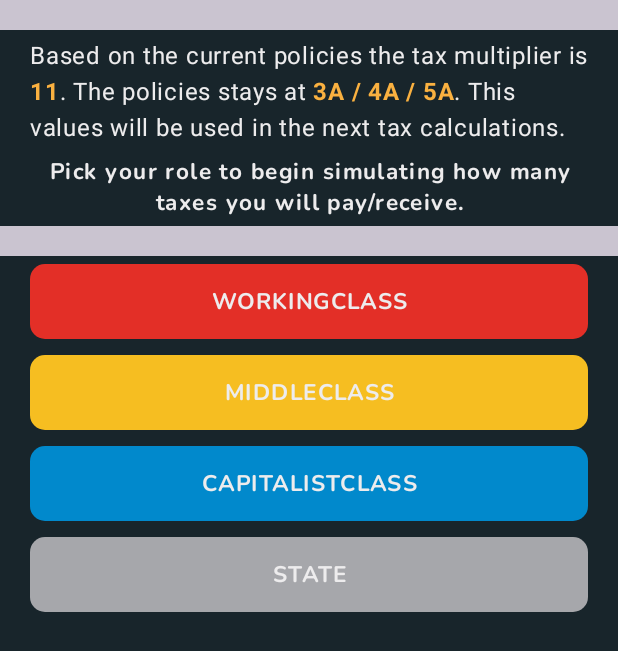
After one commit to aloarte/HegemonyTaxes, an Android app built with Jetpack Compose: the RolesScreen screen opened through its navigation route, on a phone screen of 412 x 824 dp. The commit adds this screen. Shown: the top 651 px of the screen. Run offline under Robolectric (Android 15) with nearby library versions, the phone set to English and light mode, and no system bars; our stand-ins replace Dagger/Hilt's generated code.

Commit message:
Created RolesScreen

```diff
--- a/app/src/main/java/com/p4r4d0x/hegemonytaxes/domain_data/model/TaxMultiplierData.kt
+++ b/app/src/main/java/com/p4r4d0x/hegemonytaxes/domain_data/model/TaxMultiplierData.kt
@@ -3,5 +3,5 @@ package com.p4r4d0x.hegemonytaxes.domain_data.model
 class TaxMultiplierData(
     val taxation: PolicyData,
     val weHealthcare: PolicyData,
-    val weEducationPolicyData: PolicyData
+    val weEducation: PolicyData
 )
--- a/app/src/main/java/com/p4r4d0x/hegemonytaxes/domain_data/repository/impl/TaxRepositoryImpl.kt
+++ b/app/src/main/java/com/p4r4d0x/hegemonytaxes/domain_data/repository/impl/TaxRepositoryImpl.kt
@@ -23,7 +23,7 @@ class TaxRepositoryImpl @Inject constructor(
                 val healthcareTaxIncrement =
                     policiesDatasource.getWelfareIncrement(policies.weHealthcare.state)
                 val educationTaxIncrement =
-                    policiesDatasource.getWelfareIncrement(policies.weEducationPolicyData.state)
+                    policiesDatasource.getWelfareIncrement(policies.weEducation.state)
 
                 taxCalculator.calculateTaxMultiplier(baseTax,welfareTaxMultiplier,healthcareTaxIncrement,educationTaxIncrement)
             } ?: INVALID_TAX_VALUE
--- a/app/src/main/java/com/p4r4d0x/hegemonytaxes/domain_data/utils/DataDomainExtensions.kt
+++ b/app/src/main/java/com/p4r4d0x/hegemonytaxes/domain_data/utils/DataDomainExtensions.kt
@@ -1,6 +1,5 @@
 package com.p4r4d0x.hegemonytaxes.domain_data.utils
 
-import android.util.Log
 import com.p4r4d0x.hegemonytaxes.domain_data.model.PolicyData
 import com.p4r4d0x.hegemonytaxes.domain_data.model.PolicyType
 import com.p4r4d0x.hegemonytaxes.domain_data.model.TaxMultiplierData
@@ -10,9 +9,16 @@ fun List<PolicyData>.getTaxMultiplierInvolvedPolicies(): TaxMultiplierData? {
     val wsHealthcarePolicy = find { it.type == PolicyType.WEHealthcare }
     val wsEducationPolicy = find { it.type == PolicyType.WEEducation }
 
-    return if(taxationPolicy!=null && wsHealthcarePolicy != null && wsEducationPolicy != null){
-        TaxMultiplierData(taxationPolicy,wsHealthcarePolicy,wsEducationPolicy)
+    return if (taxationPolicy != null && wsHealthcarePolicy != null && wsEducationPolicy != null) {
+        TaxMultiplierData(taxationPolicy, wsHealthcarePolicy, wsEducationPolicy)
     } else {
         null
     }
 }
+
+fun List<PolicyData>.getInvolvedTaxPoliciesSummary(): String? =
+    getTaxMultiplierInvolvedPolicies()?.let {
+        "${it.taxation.getSummary()} / ${it.weHealthcare.getSummary()} / ${it.weEducation.getSummary()}"
+    }
+
+fun PolicyData.getSummary() = "${number}${state}"
--- a/app/src/main/java/com/p4r4d0x/hegemonytaxes/presenter/main/MainViewModel.kt
+++ b/app/src/main/java/com/p4r4d0x/hegemonytaxes/presenter/main/MainViewModel.kt
@@ -1,6 +1,5 @@
 package com.p4r4d0x.hegemonytaxes.presenter.main
 
-import android.util.Log
 import androidx.lifecycle.ViewModel
 import androidx.lifecycle.viewModelScope
 import com.p4r4d0x.hegemonytaxes.domain_data.model.PolicyData
@@ -32,7 +31,7 @@ class MainViewModel @Inject constructor(
 
     fun calculateTaxMultiplier() {
         _state.update {
-            it.copy(taxMultiplier = taxRepository.calculateTaxMultiplier(state.value.policies))
+            it.copy(taxMultiplier = taxRepository.calculateTaxMultiplier(it.policies))
         }
     }
 
--- a/app/src/main/java/com/p4r4d0x/hegemonytaxes/presenter/navigation/Navigation.kt
+++ b/app/src/main/java/com/p4r4d0x/hegemonytaxes/presenter/navigation/Navigation.kt
@@ -7,6 +7,7 @@ import androidx.navigation.compose.rememberNavController
 import com.p4r4d0x.hegemonytaxes.presenter.UiEvent
 import com.p4r4d0x.hegemonytaxes.presenter.UiState
 import com.p4r4d0x.hegemonytaxes.presenter.policies.PoliciesScreen
+import com.p4r4d0x.hegemonytaxes.presenter.roles.RolesScreen
 
 @Composable
 fun NavigationComponent(state: UiState, onEventTriggered: (UiEvent) -> Unit) {
@@ -25,53 +26,17 @@ fun NavigationComponent(state: UiState, onEventTriggered: (UiEvent) -> Unit) {
 
     }
     NavHost(navController = navController, startDestination = Screen.PoliciesScreen.route) {
-//        composable(route = Screen.WelcomeScreen.route) {
-//            Screen.WelcomeScreen(
-//                state = state,
-//                onEventTriggered = onInnerEventTriggered
-//            )
-//        }
-//        composable(
-//            route = Screen.DetailScreen.route + "/{productId}",
-//            arguments = listOf(
-//                navArgument("productId") {
-//                    type = NavType.StringType
-//                    defaultValue = "UNKNOWN"
-//                    nullable = true
-//                })
-//        ) { entry ->
-//            DetailScreen(
-//                productId = entry.arguments?.getString("productId"),
-//                state = state,
-//                onEventTriggered = onInnerEventTriggered
-//            )
-//
-//        }
         composable(route = Screen.PoliciesScreen.route) {
             PoliciesScreen(
                 state = state,
                 onEventTriggered = onInnerEventTriggered
             )
-
         }
-//        composable(
-//            route = Screen.PaymentScreen.route + "/{price}",
-//            arguments = listOf(
-//                navArgument("price") {
-//                    type = NavType.StringType
-//                    defaultValue = "0.0"
-//                })
-//        ) { entry ->
-//            PaymentScreen(
-//                price = entry.arguments?.getString("price")?.toDouble(),
-//                state = state,
-//                onEventTriggered = onInnerEventTriggered
-//            )
-//
-//        }
-//        composable(route = Screen.ResultScreen.route) {
-//            ResultScreen(state = state,
-//                onEventTriggered = onInnerEventTriggered)
-//        }
+        composable(route = Screen.RoleSelectorScreen.route) {
+            RolesScreen(
+                state = state,
+                onEventTriggered = onInnerEventTriggered
+            )
+        }
     }
 }
--- a/app/src/main/java/com/p4r4d0x/hegemonytaxes/presenter/policies/PoliciesScreen.kt
+++ b/app/src/main/java/com/p4r4d0x/hegemonytaxes/presenter/policies/PoliciesScreen.kt
@@ -2,62 +2,98 @@ package com.p4r4d0x.hegemonytaxes.presenter.policies
 
 import android.util.Log
 import androidx.compose.foundation.background
+import androidx.compose.foundation.layout.Arrangement
 import androidx.compose.foundation.layout.Column
 import androidx.compose.foundation.layout.Row
 import androidx.compose.foundation.layout.fillMaxHeight
 import androidx.compose.foundation.layout.fillMaxWidth
+import androidx.compose.foundation.layout.height
+import androidx.compose.foundation.layout.padding
 import androidx.compose.foundation.layout.width
 import androidx.compose.foundation.layout.wrapContentHeight
+import androidx.compose.material3.Button
+import androidx.compose.material3.ButtonColors
+import androidx.compose.material3.ButtonDefaults
 import androidx.compose.material3.MaterialTheme
 import androidx.compose.material3.Text
 import androidx.compose.runtime.Composable
+import androidx.compose.ui.Alignment
 import androidx.compose.ui.Modifier
+import androidx.compose.ui.graphics.Color
 import androidx.compose.ui.text.style.TextAlign
 import androidx.compose.ui.unit.dp
 import androidx.compose.ui.unit.sp
 import com.p4r4d0x.hegemonytaxes.domain_data.model.PolicyData
-import com.p4r4d0x.hegemonytaxes.domain_data.model.PolicyState
-import com.p4r4d0x.hegemonytaxes.domain_data.model.PolicyType
 import com.p4r4d0x.hegemonytaxes.presenter.UiEvent
 import com.p4r4d0x.hegemonytaxes.presenter.UiState
 import com.p4r4d0x.hegemonytaxes.presenter.policies.compose.PolicySliderComponent
 import com.p4r4d0x.hegemonytaxes.ui.theme.DarkGrey
+import com.p4r4d0x.hegemonytaxes.ui.theme.Grey
 import com.p4r4d0x.hegemonytaxes.ui.theme.HegemonyTaxesCalculatorTheme
+import com.p4r4d0x.hegemonytaxes.ui.theme.Orange
 import com.p4r4d0x.hegemonytaxes.ui.theme.White
 import java.util.Locale
 
 @Composable
 fun PoliciesScreen(state: UiState, onEventTriggered: (UiEvent) -> Unit) {
     HegemonyTaxesCalculatorTheme {
-        Row(
+        Column(
             Modifier
                 .fillMaxHeight()
                 .fillMaxWidth()
                 .background(DarkGrey)
+                .padding(horizontal = 1.dp, vertical = 10.dp)
         ) {
             val callbackcomun: (PolicyData) -> Unit = { data ->
                 Log.d("ALRALR", "Selected: ${data.state} , ${data.type}")
                 onEventTriggered(UiEvent.UpdatePolicy(data))
             }
 
-            if(state.policies.size >5){
-                Column{
+            if (state.policies.size > 5) {
+                PoliciesRows(state.policies, callbackcomun)
+                TaxRow(state.taxMultiplier)
+                PickRolesRow(onEventTriggered)
+            }
+        }
+    }
+}
+
+@Composable
+fun PoliciesRows(policies: List<PolicyData>, sliderCallback: (PolicyData) -> Unit) {
     Column(
         modifier = Modifier
             .fillMaxWidth()
             .wrapContentHeight()
+
     ) {
-                        PolicySliderComponent(state.policies[0], callbackcomun)
-                        PolicySliderComponent(state.policies[1], callbackcomun)
-                        PolicySliderComponent(state.policies[2], callbackcomun)
-                        PolicySliderComponent(state.policies[3], callbackcomun)
-                        PolicySliderComponent(state.policies[4], callbackcomun)
+        PolicySliderComponent(policies[0], sliderCallback)
+        PolicySliderComponent(policies[1], sliderCallback)
+        PolicySliderComponent(policies[2], sliderCallback)
+        PolicySliderComponent(policies[3], sliderCallback)
+        PolicySliderComponent(policies[4], sliderCallback)
+    }
 }
 
-                    Row(){
+@Composable
+fun TaxRow(taxMultiplier: Int) {
+    Row(
+        modifier = Modifier
+            .fillMaxWidth()
+            .height(70.dp)
+            .padding(1.dp),
+        verticalAlignment = Alignment.Bottom,
+        horizontalArrangement = Arrangement.Center
+    ) {
         Text(
             color = White,
-                            text = state.taxMultiplier.toString().uppercase(Locale.ROOT),
+            text = "TAX MULTIPLIER: ",
+            style = MaterialTheme.typography.titleMedium,
+            textAlign = TextAlign.Center,
+            modifier = Modifier.padding(vertical = 10.dp)
+        )
+        Text(
+            color = White,
+            text = taxMultiplier.toString().uppercase(Locale.ROOT),
             fontSize = 50.sp,
             style = MaterialTheme.typography.labelLarge,
             textAlign = TextAlign.Center,
@@ -66,10 +102,28 @@ fun PoliciesScreen(state: UiState, onEventTriggered: (UiEvent) -> Unit) {
     }
 }
 
+@Composable
+fun PickRolesRow(onEventTriggered: (UiEvent) -> Unit) {
+    Row(
+        modifier = Modifier
+            .fillMaxWidth()
+            .padding(20.dp),
+        verticalAlignment = Alignment.CenterVertically,
+        horizontalArrangement = Arrangement.Center
+    ) {
 
-            }
-
-
+        Button(
+            colors = ButtonDefaults.buttonColors(containerColor = Orange),
+            modifier = Modifier.width(250.dp),
+            onClick = { onEventTriggered(UiEvent.GoPickRole) }
+        ) {
+            Text(
+                color = DarkGrey,
+                text = "Pick Role".uppercase(Locale.ROOT),
+                fontSize = 16.sp,
+                style = MaterialTheme.typography.labelLarge,
+                textAlign = TextAlign.Center
+            )
         }
     }
 }
--- /dev/null
+++ b/app/src/main/java/com/p4r4d0x/hegemonytaxes/presenter/roles/RolesScreen.kt
@@ -0,0 +1,167 @@
+package com.p4r4d0x.hegemonytaxes.presenter.roles
+
+import androidx.compose.foundation.background
+import androidx.compose.foundation.layout.Box
+import androidx.compose.foundation.layout.Column
+import androidx.compose.foundation.layout.fillMaxHeight
+import androidx.compose.foundation.layout.fillMaxWidth
+import androidx.compose.foundation.layout.height
+import androidx.compose.foundation.layout.padding
+import androidx.compose.foundation.shape.RoundedCornerShape
+import androidx.compose.material3.Divider
+import androidx.compose.material3.MaterialTheme
+import androidx.compose.material3.Text
+import androidx.compose.runtime.Composable
+import androidx.compose.ui.Alignment
+import androidx.compose.ui.Modifier
+import androidx.compose.ui.draw.clip
+import androidx.compose.ui.graphics.Color
+import androidx.compose.ui.text.SpanStyle
+import androidx.compose.ui.text.buildAnnotatedString
+import androidx.compose.ui.text.font.FontWeight
+import androidx.compose.ui.text.style.TextAlign
+import androidx.compose.ui.text.withStyle
+import androidx.compose.ui.unit.dp
+import com.p4r4d0x.hegemonytaxes.domain_data.model.HegemonyRole
+import com.p4r4d0x.hegemonytaxes.domain_data.utils.getInvolvedTaxPoliciesSummary
+import com.p4r4d0x.hegemonytaxes.presenter.UiEvent
+import com.p4r4d0x.hegemonytaxes.presenter.UiState
+import com.p4r4d0x.hegemonytaxes.ui.theme.Blue
+import com.p4r4d0x.hegemonytaxes.ui.theme.DarkGrey
+import com.p4r4d0x.hegemonytaxes.ui.theme.Grey
+import com.p4r4d0x.hegemonytaxes.ui.theme.HegemonyTaxesCalculatorTheme
+import com.p4r4d0x.hegemonytaxes.ui.theme.Orange
+import com.p4r4d0x.hegemonytaxes.ui.theme.Red
+import com.p4r4d0x.hegemonytaxes.ui.theme.White
+import com.p4r4d0x.hegemonytaxes.ui.theme.Yellow
+
+@Composable
+fun RolesScreen(state: UiState, onEventTriggered: (UiEvent) -> Unit) {
+    HegemonyTaxesCalculatorTheme {
+        Column(
+            modifier = Modifier
+                .fillMaxHeight()
+                .fillMaxWidth()
+                .background(DarkGrey)
+        ) {
+            Divider(
+                Modifier
+                    .background(Color.Transparent)
+                    .height(20.dp)
+            )
+            RolesDescription(state)
+            Divider(
+                Modifier
+                    .background(Color.Transparent)
+                    .height(20.dp)
+            )
+            RoleSection(HegemonyRole.WorkingClass, onEventTriggered)
+            RoleSection(HegemonyRole.MiddleClass, onEventTriggered)
+            RoleSection(HegemonyRole.CapitalistClass, onEventTriggered)
+            RoleSection(HegemonyRole.State, onEventTriggered)
+
+        }
+
+
+    }
+}
+
+@Composable
+fun RolesDescription(state: UiState) {
+    Box(
+        modifier = Modifier
+            .padding(horizontal = 20.dp, vertical = 5.dp)
+            .height(120.dp)
+            .fillMaxWidth()
+    ) {
+        state.policies.getInvolvedTaxPoliciesSummary()?.let { policiesSummary ->
+
+            MultiStyleText(
+                modifier = Modifier.align(Alignment.TopCenter),
+                textInit= "Based on the current policies the tax multiplier is ",
+                coloredText1= state.taxMultiplier.toString(),
+                textMid= ". The policies stays at ",
+                coloredText2= policiesSummary,
+                endText= ". This values will be used in the next tax calculations.",
+                highlightColor = Orange,
+                regularColor = White)
+
+//            Text(
+//
+//                color = White,
+//                text = "Based on the current policies the tax multiplier is ${state.taxMultiplier}. The policies stays at $policiesSummary. This values will be used in the next tax calculations.",
+//                style = MaterialTheme.typography.titleSmall,
+//                textAlign = TextAlign.Center,
+//                modifier = Modifier.align(Alignment.TopCenter)
+//            )
+        }
+
+        Text(
+            color = White,
+            text = "Pick your role to begin simulating how many taxes you will pay/receive.",
+            style = MaterialTheme.typography.titleSmall,
+            textAlign = TextAlign.Center,
+            modifier = Modifier.align(Alignment.BottomCenter)
+        )
+    }
+}
+
+@Composable
+fun RoleSection(role: HegemonyRole, onEventTriggered: (UiEvent) -> Unit) {
+
+    Box(
+        modifier = Modifier
+            .padding(horizontal = 20.dp, vertical = 5.dp)
+            .clip(RoundedCornerShape(10.dp))
+            .height(50.dp)
+            .fillMaxWidth()
+            .background(getRoleBackgroundColor(role))
+    ) {
+        Text(
+            color = White,
+            text = role.name.uppercase(),
+            style = MaterialTheme.typography.titleSmall,
+            textAlign = TextAlign.Center,
+            modifier = Modifier.align(Alignment.Center)
+        )
+    }
+}
+
+@Composable
+fun MultiStyleText(
+    modifier:Modifier,
+    textInit: String,
+    coloredText1: String,
+    textMid: String,
+    coloredText2: String,
+    endText: String,
+    regularColor: Color,
+    highlightColor: Color
+
+    ) {
+    Text(buildAnnotatedString {
+        withStyle(style = SpanStyle(color = regularColor)) {
+            append(textInit)
+        }
+        withStyle(style = SpanStyle(color = highlightColor,fontWeight= FontWeight.Bold)) {
+            append(coloredText1)
+        }
+        withStyle(style = SpanStyle(color = regularColor)) {
+            append(textMid)
+        }
+        withStyle(style = SpanStyle(color = highlightColor,fontWeight= FontWeight.Bold)) {
+            append(coloredText2)
+        }
+        withStyle(style = SpanStyle(color = regularColor)) {
+            append(endText)
+        }
+    }, modifier)
+}
+
+
+fun getRoleBackgroundColor(role: HegemonyRole) = when (role) {
+    HegemonyRole.WorkingClass -> Red
+    HegemonyRole.MiddleClass -> Yellow
+    HegemonyRole.CapitalistClass -> Blue
+    HegemonyRole.State -> Grey
+}
```
Also changed, not shown: app/src/main/java/com/p4r4d0x/hegemonytaxes/presenter/main/MainActivity.kt (+0 -24 lines). Lines whose indentation alone changed are shown as unchanged.
